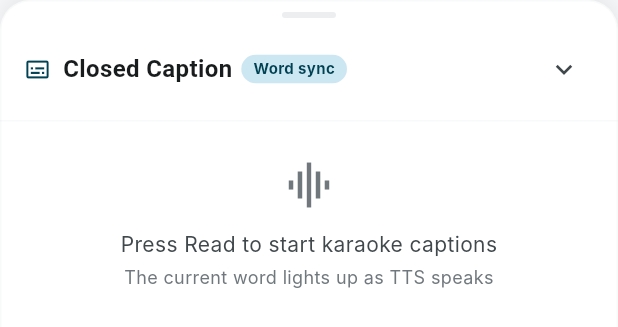
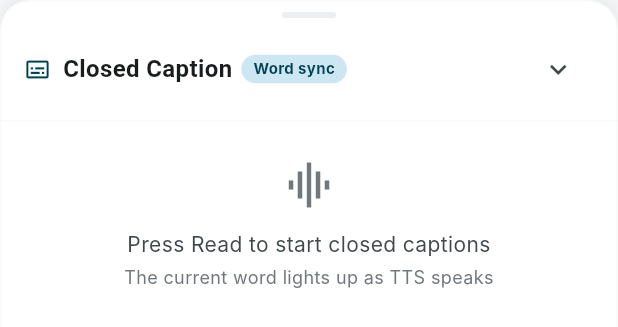
Before and after one commit to ChavaphonIntarasuriyawong/My-PDF-Project, a Flutter app: the KaraokeTextPane widget shown alone on an empty page, opened directly, on a phone screen of 412 x 824 dp. Shown: the top 327 px of the screen. Run offline on Flutter 3.47's test engine with Material 3 defaults, Android fonts, the phone set to English and light mode, and no system bars; our stand-ins replace cloud_firestore, dartz, file_picker, firebase_auth, firebase_core, firebase_crashlytics and 11 more; missing offline and left inert: crypt, dart:js_interop, flutter_pdf_text, flutter_pdfview, pdfx, syncfusion_flutter_pdf and 1 more; accounts and stored records are empty; network calls fail; Roboto replaces fonts that are missing (Inter, Manrope).

Commit message:
fixed CD

```diff
--- a/lib/features/reader/presentation/widgets/karaoke_text_pane.dart
+++ b/lib/features/reader/presentation/widgets/karaoke_text_pane.dart
@@ -245,10 +245,13 @@ class _KaraokeTextPaneState extends ConsumerState<KaraokeTextPane> {
             color: AppColors.primary,
           ),
           const SizedBox(width: 8),
-          // When the speed slider is mounted, we tighten the title to just
-          // "Karaoke" — the 412dp phone-frame leaves ~140 dp for the slider
-          // after the icon + mode pill + close button.
-          Text('Closed Caption', style: AppTypography.titleMedium),
+          Flexible(
+            child: Text(
+              'Closed Caption',
+              style: AppTypography.titleMedium,
+              overflow: TextOverflow.ellipsis,
+            ),
+          ),
           const SizedBox(width: 6),
           // Hide the mode pill once the slider is mounted on phone-frame
           // widths to avoid overflow. The pill is informational only — the
@@ -305,7 +308,7 @@ class _KaraokeTextPaneState extends ConsumerState<KaraokeTextPane> {
           Icon(Icons.graphic_eq, size: 36, color: AppColors.textMuted),
           const SizedBox(height: 12),
           Text(
-            'Press Read to start karaoke captions',
+            'Press Read to start closed captions',
             textAlign: TextAlign.center,
             style: AppTypography.bodyMedium.copyWith(
               color: AppColors.textSecondary,
@@ -398,8 +401,8 @@ class _KaraokeTextPaneState extends ConsumerState<KaraokeTextPane> {
     }
 
     final liveLabel = activeWord != null
-        ? 'Karaoke captions, current word: $activeWord'
-        : 'Karaoke captions';
+        ? 'Closed captions, current word: $activeWord'
+        : 'Closed captions';
 
     // Pill is only meaningful while there's an active span to jump to AND
     // the user has scrolled away. It hides itself the moment follow is re-
```
Also changed, not shown: 1 other file.
